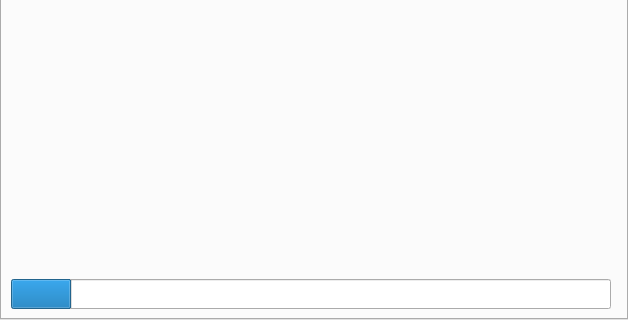
First picture: the form in modules/ui/main/ui_IsogeoToOffice.ui, repository isogeo/isogeo-2-office, before the edit; both pictures show x 0 to 628 and y 520 to 840 of the 628 by 840 pixel window.
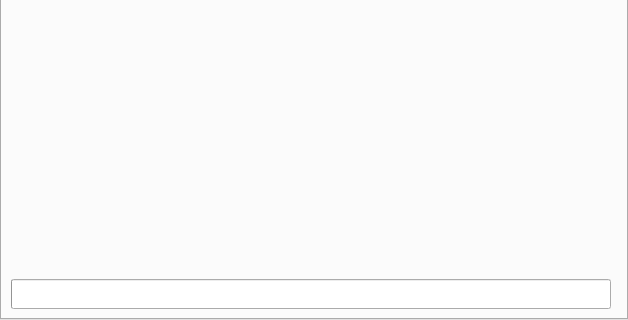
Second picture: the form after the edit. Icons and pictures are not drawn.

Diff of the .ui file:
```diff
--- a/modules/ui/main/ui_IsogeoToOffice.ui
+++ b/modules/ui/main/ui_IsogeoToOffice.ui
@@ -897,7 +897,7 @@
        <bool>true</bool>
       </property>
       <property name="value">
-       <number>10</number>
+       <number>0</number>
       </property>
       <property name="alignment">
        <set>Qt::AlignBottom|Qt::AlignLeading|Qt::AlignLeft</set>
```
